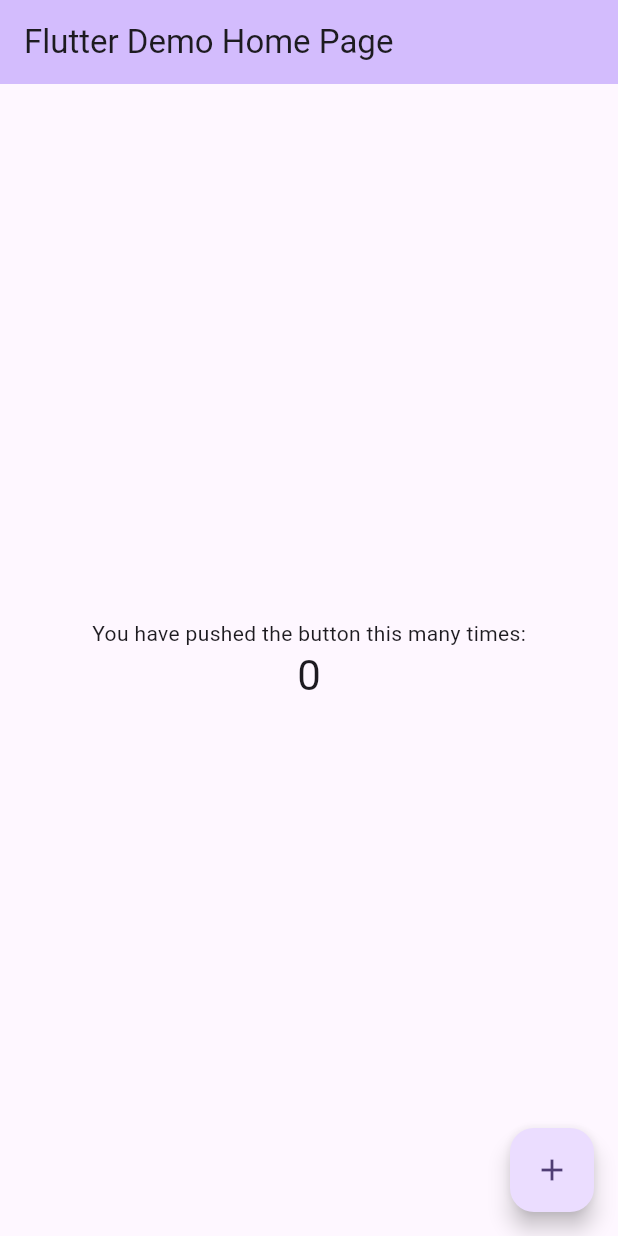
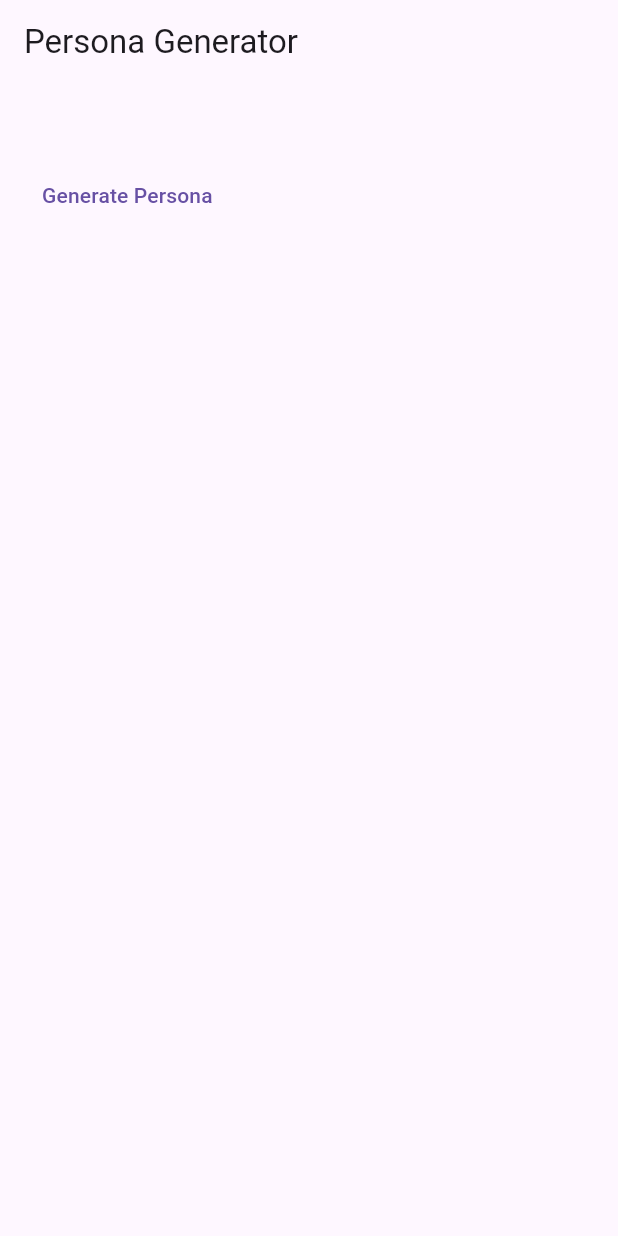
Before and after one commit to emilysrojas/Persona-Generator, a Flutter app: the screen it shows after launch, on a phone screen of 412 x 824 dp. Run offline on Flutter 3.47's test engine with Material 3 defaults, Android fonts, the light colour scheme and no system bars.

Commit message:
added get capabilities to main.dart and implemented flask into app.py

```diff
--- a/lib/main.dart
+++ b/lib/main.dart
@@ -1,121 +1,62 @@
 import 'package:flutter/material.dart';
+import 'package:http/http.dart' as http;
+import 'dart:convert';
 
-void main() {
-  runApp(const MyApp());
-}
+void main() => runApp(const MyApp());
 
 class MyApp extends StatelessWidget {
   const MyApp({super.key});
-
-  // This widget is the root of your application.
   @override
   Widget build(BuildContext context) {
-    return MaterialApp(
-      title: 'Flutter Demo',
-      theme: ThemeData(
-        // This is the theme of your application.
-        //
-        // TRY THIS: Try running your application with "flutter run". You'll see
-        // the application has a purple toolbar. Then, without quitting the app,
-        // try changing the seedColor in the colorScheme below to Colors.green
-        // and then invoke "hot reload" (save your changes or press the "hot
-        // reload" button in a Flutter-supported IDE, or press "r" if you used
-        // the command line to start the app).
-        //
-        // Notice that the counter didn't reset back to zero; the application
-        // state is not lost during the reload. To reset the state, use hot
-        // restart instead.
-        //
-        // This works for code too, not just values: Most code changes can be
-        // tested with just a hot reload.
-        colorScheme: .fromSeed(seedColor: Colors.deepPurple),
-      ),
-      home: const MyHomePage(title: 'Flutter Demo Home Page'),
+    return const MaterialApp(
+      home: HomePage(),
     );
   }
 }
 
-class MyHomePage extends StatefulWidget {
-  const MyHomePage({super.key, required this.title});
-
-  // This widget is the home page of your application. It is stateful, meaning
-  // that it has a State object (defined below) that contains fields that affect
-  // how it looks.
-
-  // This class is the configuration for the state. It holds the values (in this
-  // case the title) provided by the parent (in this case the App widget) and
-  // used by the build method of the State. Fields in a Widget subclass are
-  // always marked "final".
-
-  final String title;
-
+class HomePage extends StatefulWidget {
+  const HomePage({super.key});
   @override
-  State<MyHomePage> createState() => _MyHomePageState();
+  State<HomePage> createState() => _HomePageState();
 }
 
-class _MyHomePageState extends State<MyHomePage> {
-  int _counter = 0;
+class _HomePageState extends State<HomePage> {
+  String persona ="";
 
-  void _incrementCounter() {
-    setState(() {
-      // This call to setState tells the Flutter framework that something has
-      // changed in this State, which causes it to rerun the build method below
-      // so that the display can reflect the updated values. If we changed
-      // _counter without calling setState(), then the build method would not be
-      // called again, and so nothing would appear to happen.
-      _counter++;
-    });
-  }
 
   @override
   Widget build(BuildContext context) {
-    // This method is rerun every time setState is called, for instance as done
-    // by the _incrementCounter method above.
-    //
-    // The Flutter framework has been optimized to make rerunning build methods
-    // fast, so that you can just rebuild anything that needs updating rather
-    // than having to individually change instances of widgets.
     return Scaffold(
-      appBar: AppBar(
-        // TRY THIS: Try changing the color here to a specific color (to
-        // Colors.amber, perhaps?) and trigger a hot reload to see the AppBar
-        // change color while the other colors stay the same.
-        backgroundColor: Theme.of(context).colorScheme.inversePrimary,
-        // Here we take the value from the MyHomePage object that was created by
-        // the App.build method, and use it to set our appbar title.
-        title: Text(widget.title),
-      ),
-      body: Center(
-        // Center is a layout widget. It takes a single child and positions it
-        // in the middle of the parent.
+      appBar: AppBar(title: const Text('Persona Generator')),
+      body: Padding(
+        padding: const EdgeInsets.all(16.0),
         child: Column(
-          // Column is also a layout widget. It takes a list of children and
-          // arranges them vertically. By default, it sizes itself to fit its
-          // children horizontally, and tries to be as tall as its parent.
-          //
-          // Column has various properties to control how it sizes itself and
-          // how it positions its children. Here we use mainAxisAlignment to
-          // center the children vertically; the main axis here is the vertical
-          // axis because Columns are vertical (the cross axis would be
-          // horizontal).
-          //
-          // TRY THIS: Invoke "debug painting" (choose the "Toggle Debug Paint"
-          // action in the IDE, or press "p" in the console), to see the
-          // wireframe for each widget.
-          mainAxisAlignment: .center,
           children: [
-            const Text('You have pushed the button this many times:'),
-            Text(
-              '$_counter',
-              style: Theme.of(context).textTheme.headlineMedium,
+            Text(persona,
+                style: const TextStyle(fontSize: 24, fontWeight: FontWeight.bold)),
+            TextButton(
+              onPressed: () async {
+                print("button pressed");
+                final url=Uri.parse('http://127.0.0.1:5000/');
+                final response = await http.get(url);
+                print("response exists");
+
+
+                if (response.statusCode != 200) {
+                  print("failed to load persona");
+                  throw Exception('Failed to load persona');
+                }
+                final decoded = jsonDecode(response.body);
+
+                setState((){
+                  persona=decoded["name"];
+                });
+              },
+              child: Text('Generate Persona'),
             ),
+            const SizedBox(height: 12),
           ],
         ),
-      ),
-      floatingActionButton: FloatingActionButton(
-        onPressed: _incrementCounter,
-        tooltip: 'Increment',
-        child: const Icon(Icons.add),
       ),
     );
   }
--- a/pubspec.yaml
+++ b/pubspec.yaml
@@ -34,6 +34,8 @@ dependencies:
   # The following adds the Cupertino Icons font to your application.
   # Use with the CupertinoIcons class for iOS style icons.
   cupertino_icons: ^1.0.8
+  http: ^1.6.0
+
 
 dev_dependencies:
   flutter_test:
```
Also changed, not shown: pubspec.lock, 2 other files.
